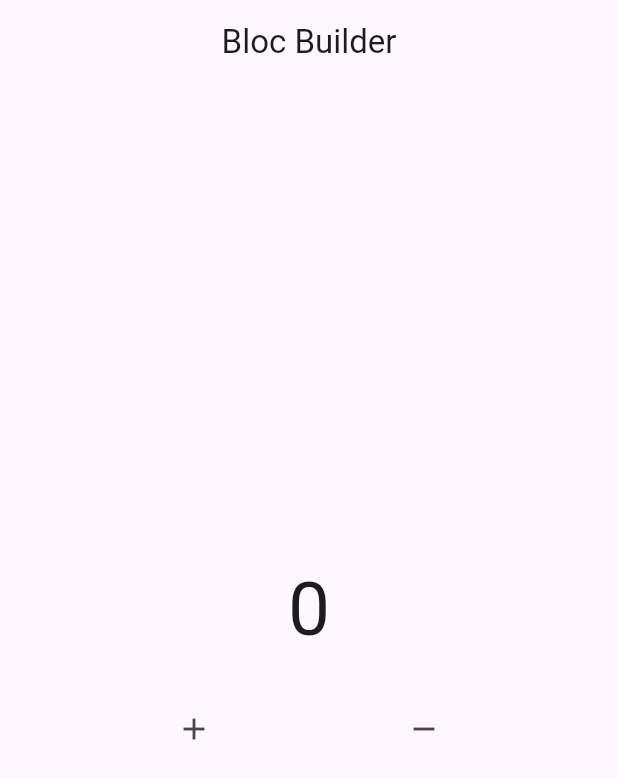
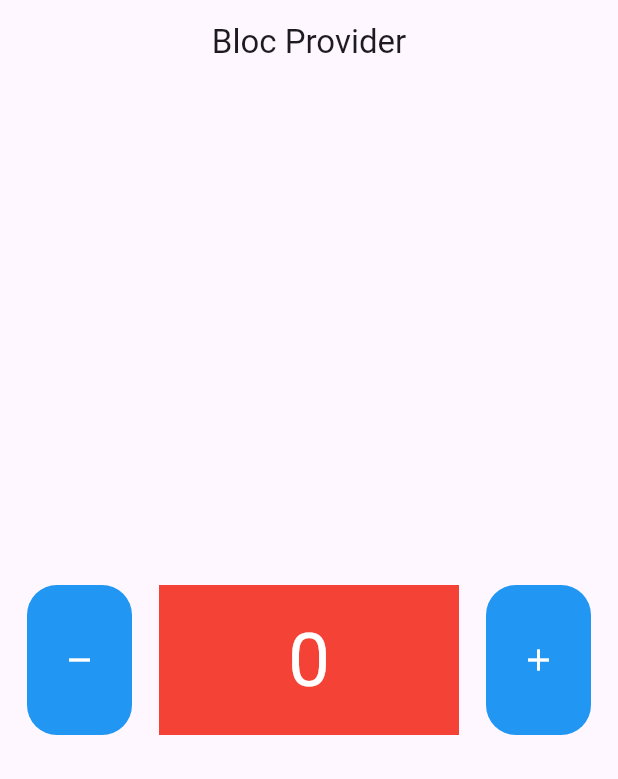
Before and after one commit to DadiMuhamadM/learn_bloc, a Flutter app: the screen it shows after launch, on a phone screen of 412 x 824 dp. Shown: the top 779 px of the screen. Run offline on Flutter 3.47's test engine with Material 3 defaults, Android fonts, the phone set to English and light mode, and no system bars; our stand-ins replace bloc, flutter_bloc.

Commit message:
Penggunaan Bloc Provider

```diff
--- a/lib/main.dart
+++ b/lib/main.dart
@@ -1,6 +1,9 @@
 import 'package:bloc/bloc.dart';
 import 'package:flutter/material.dart';
+import 'package:flutter_bloc/flutter_bloc.dart';
+import 'package:learn_bloc/bloc/counter.dart';
 import 'package:learn_bloc/home.dart';
+import 'package:learn_bloc/provider.dart';
 
 void main() {
   runApp(const MyApp());
@@ -11,8 +14,11 @@ class MyApp extends StatelessWidget {
 
   @override
   Widget build(BuildContext context) {
-    return MaterialApp(
-      home: HomePage(),
+    return BlocProvider(
+      create: (context) => Counter(),
+      child: MaterialApp(
+        home: ProviderHome(),
+      ),
     );
   }
 }
--- /dev/null
+++ b/lib/pages/center_widget.dart
@@ -0,0 +1,28 @@
+import 'package:flutter/material.dart';
+import 'package:flutter_bloc/flutter_bloc.dart';
+import 'package:learn_bloc/bloc/counter.dart';
+
+class CenterWidget extends StatelessWidget {
+  const CenterWidget({
+    super.key,
+  });
+
+  @override
+  Widget build(BuildContext context) {
+    Counter myCounter = BlocProvider.of<Counter>(context);
+    return Center(
+      child: BlocBuilder<Counter, int>(
+        bloc: myCounter,
+        builder: (context, state) {
+          return Text(
+            '$state',
+            style: const TextStyle(
+              fontSize: 50,
+              color: Colors.white,
+            ),
+          );
+        },
+      ),
+    );
+  }
+}
--- /dev/null
+++ b/lib/pages/data_widget.dart
@@ -0,0 +1,20 @@
+import 'package:flutter/material.dart';
+import 'package:flutter_bloc/flutter_bloc.dart';
+import 'package:learn_bloc/bloc/counter.dart';
+import 'package:learn_bloc/pages/center_widget.dart';
+
+class DataWidget extends StatelessWidget {
+  const DataWidget({
+    super.key,
+  });
+
+  @override
+  Widget build(BuildContext context) {
+    return Container(
+      height: 100,
+      width: 200,
+      color: Colors.red,
+      child: const CenterWidget(),
+    );
+  }
+}
--- /dev/null
+++ b/lib/provider.dart
@@ -0,0 +1,76 @@
+import 'package:flutter/material.dart';
+import 'package:flutter_bloc/flutter_bloc.dart';
+import 'package:learn_bloc/bloc/counter.dart';
+import 'package:learn_bloc/pages/data_widget.dart';
+
+// ignore: must_be_immutable
+class ProviderHome extends StatelessWidget {
+  ProviderHome({super.key});
+
+  // Inisialisasi counter
+  // Counter myCounter = Counter();
+
+  @override
+  Widget build(BuildContext context) {
+    // Menggunakan BlocProvider
+    Counter myCounter = BlocProvider.of<Counter>(context);
+
+    return Scaffold(
+      appBar: AppBar(
+        title: const Text('Bloc Provider'),
+        centerTitle: true,
+      ),
+      body: Center(
+        child: Row(
+          mainAxisAlignment: MainAxisAlignment.spaceEvenly,
+          children: [
+            // Button -
+            Material(
+              color: Colors.blue,
+              borderRadius: BorderRadius.circular(20),
+              child: InkWell(
+                borderRadius: BorderRadius.circular(20),
+                onTap: () {
+                  myCounter.decrement();
+                },
+                child: const SizedBox(
+                  height: 100,
+                  width: 70,
+                  child: Center(
+                    child: Icon(
+                      Icons.remove,
+                      color: Colors.white,
+                    ),
+                  ),
+                ),
+              ),
+            ),
+            // Widget data counter
+            const DataWidget(),
+            // Button +
+            Material(
+              color: Colors.blue,
+              borderRadius: BorderRadius.circular(20),
+              child: InkWell(
+                borderRadius: BorderRadius.circular(20),
+                onTap: () {
+                  myCounter.increment();
+                },
+                child: const SizedBox(
+                  height: 100,
+                  width: 70,
+                  child: Center(
+                    child: Icon(
+                      Icons.add,
+                      color: Colors.white,
+                    ),
+                  ),
+                ),
+              ),
+            ),
+          ],
+        ),
+      ),
+    );
+  }
+}
```
